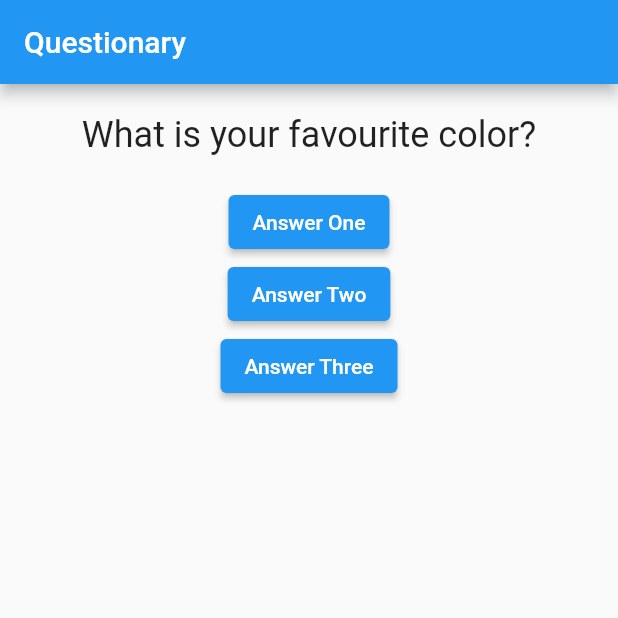
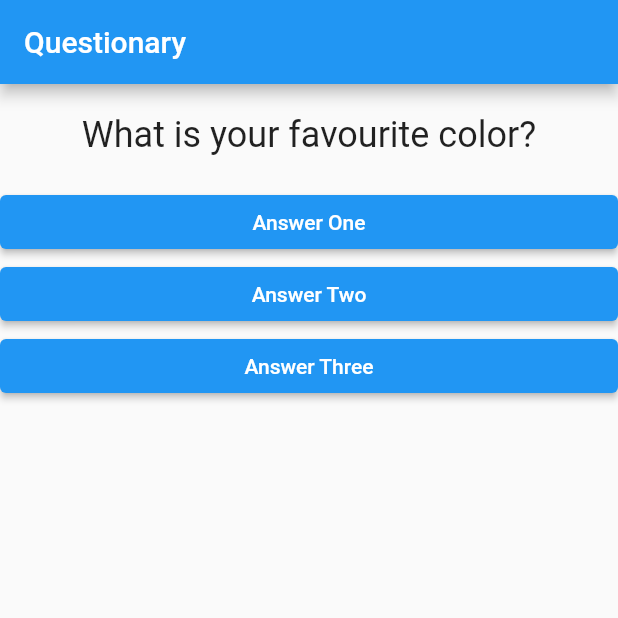
Before and after one commit to Carlxiso/Project-Questions, a Flutter app: the screen it shows after launch, on a phone screen of 412 x 824 dp, the top half of it. Run offline on Flutter 3.47's test engine with Material 2 defaults, Android fonts, the phone set to English and light mode, and no system bars.

Commit message:
Component Answer

```diff
--- /dev/null
+++ b/lib/answer.dart
@@ -0,0 +1,24 @@
+import 'package:flutter/material.dart';
+
+class Answer extends StatelessWidget {
+  final String text;
+  final void Function() whenSelected;
+
+  //Constructor
+  Answer(this.text, this.whenSelected);
+
+  @override
+  Widget build(BuildContext context) {
+    return Container(
+      width: double.infinity,
+      child: ElevatedButton(
+        style: ElevatedButton.styleFrom(
+          primary: Colors.blue, // Background
+          onPrimary: Colors.white, // Foreground
+        ),
+        onPressed: whenSelected,
+        child: Text(text),
+      ),
+    );
+  }
+}
--- a/lib/main.dart
+++ b/lib/main.dart
@@ -1,6 +1,8 @@
 import 'package:flutter/material.dart';
 import 'package:project_questions/question.dart';
-// import 'package:flutter/widgets.dart';
+import 'package:flutter/widgets.dart';
+import './question.dart';
+import './answer.dart';
 
 main() {
   runApp(QuestionApp());
@@ -41,9 +43,12 @@ class _QuestionAppState extends State<QuestionApp> {
         body: Column(
           children: [
             Question(questionsList[_questionSelected]),
-            ElevatedButton(onPressed: _answer, child: Text('Answer One')),
-            ElevatedButton(onPressed: _answer, child: Text('Answer Two')),
-            ElevatedButton(onPressed: _answer, child: Text('Answer Three')),
+            Answer('Answer One', _answer),
+            Answer('Answer Two', _answer),
+            Answer('Answer Three', _answer),
+            // ElevatedButton(onPressed: _answer, child: Text('Answer One')),
+            // ElevatedButton(onPressed: _answer, child: Text('Answer Two')),
+            // ElevatedButton(onPressed: _answer, child: Text('Answer Three')),
           ],
         ),
       ),
--- a/lib/question.dart
+++ b/lib/question.dart
@@ -1,5 +1,4 @@
 import 'package:flutter/material.dart';
-import './question.dart';
 
 class Question extends StatelessWidget {
   final String text;
```
